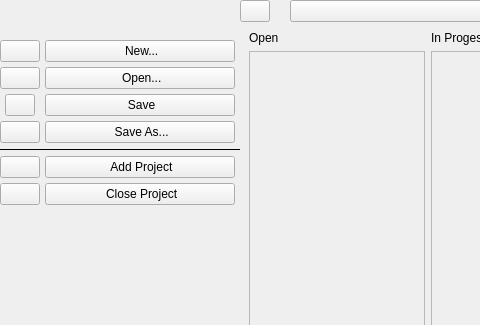
Qt form ui_windows/main.ui (tillmees/SwiftNotes) before a commit; both pictures show x 0 to 480 and y 0 to 325 of the 978 by 510 pixel window.
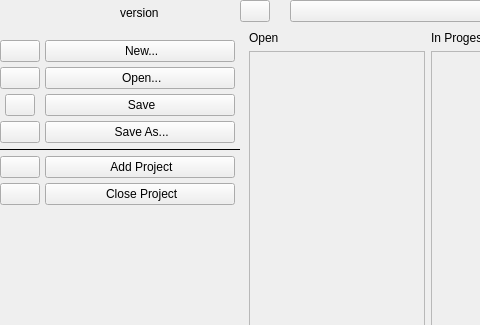
The same form after that commit. The open tabs and pages were chosen to show the change. Icons and pictures are not drawn.

What changed in the file:
```diff
--- a/ui_windows/main.ui
+++ b/ui_windows/main.ui
@@ -292,6 +292,19 @@
          <property name="spacing">
           <number>5</number>
          </property>
+         <item alignment="Qt::AlignHCenter|Qt::AlignBottom">
+          <widget class="QLabel" name="labelVersion">
+           <property name="minimumSize">
+            <size>
+             <width>0</width>
+             <height>25</height>
+            </size>
+           </property>
+           <property name="text">
+            <string>version</string>
+           </property>
+          </widget>
+         </item>
          <item>
           <spacer name="verticalSpacer_4">
            <property name="orientation">
@@ -303,7 +316,7 @@
            <property name="sizeHint" stdset="0">
             <size>
              <width>20</width>
-             <height>40</height>
+             <height>10</height>
             </size>
            </property>
           </spacer>
```
Left out of the diff: 20 changed lines with no effect on the pictures.
